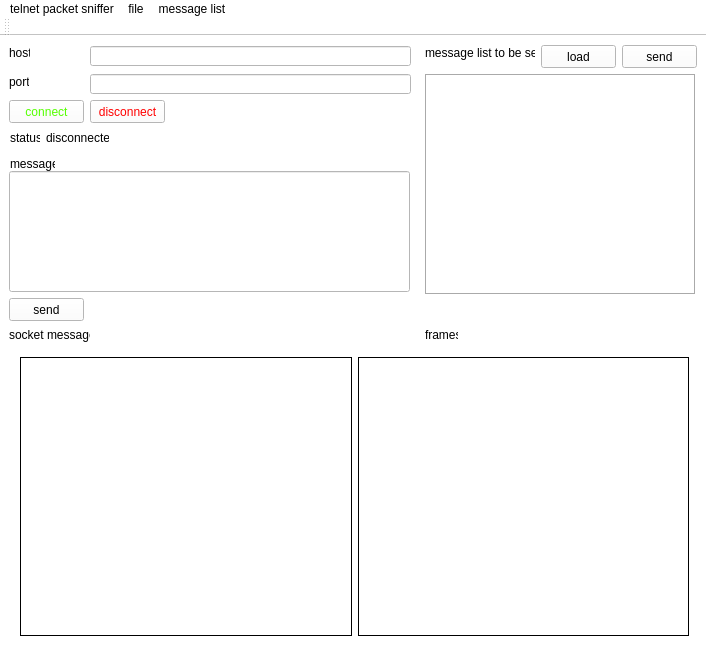
First picture: the form in telnetPacketSniffer/mainwindow.ui, repository cf16/qt, before the edit.
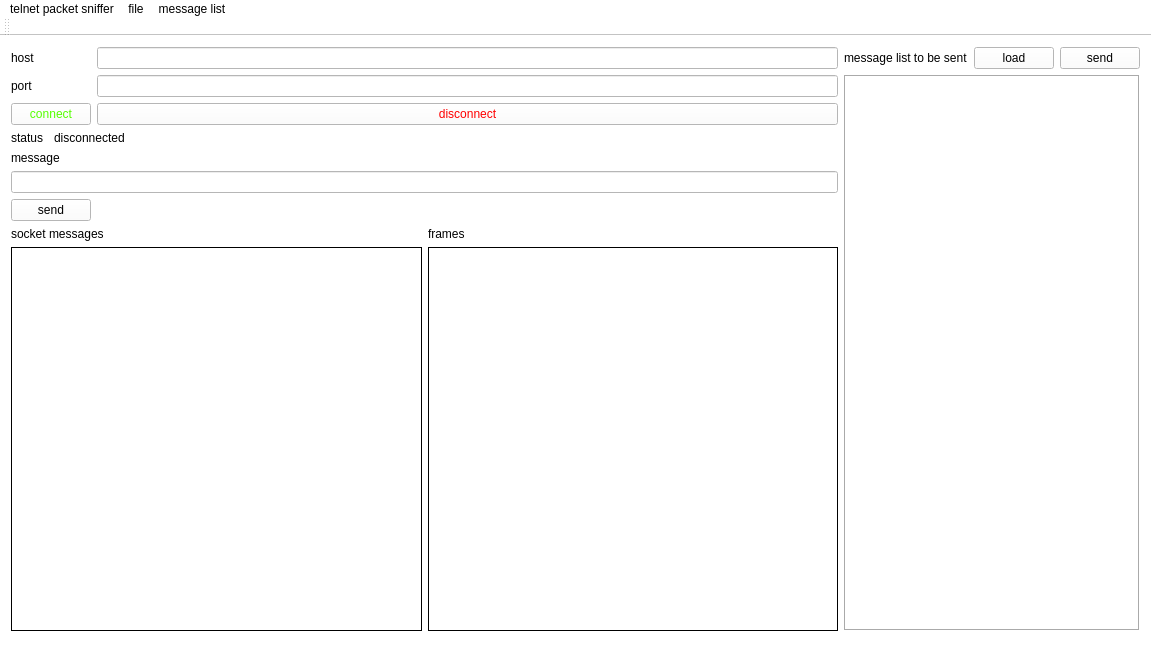
Second picture: the form after the edit.

Diff of the .ui file:
```diff
--- a/telnetPacketSniffer/mainwindow.ui
+++ b/telnetPacketSniffer/mainwindow.ui
@@ -6,10 +6,16 @@
    <rect>
     <x>0</x>
     <y>0</y>
-    <width>706</width>
+    <width>1151</width>
     <height>664</height>
    </rect>
   </property>
+  <property name="sizePolicy">
+   <sizepolicy hsizetype="Expanding" vsizetype="Expanding">
+    <horstretch>0</horstretch>
+    <verstretch>0</verstretch>
+   </sizepolicy>
+  </property>
   <property name="windowTitle">
    <string>MainWindow</string>
   </property>
@@ -17,309 +23,222 @@
    <string notr="true">background-color: rgb(255, 255, 255);</string>
   </property>
   <widget class="QWidget" name="centralWidget">
-   <widget class="QLineEdit" name="hostLineEdit">
-    <property name="geometry">
-     <rect>
-      <x>90</x>
-      <y>10</y>
-      <width>321</width>
-      <height>20</height>
-     </rect>
-    </property>
-   </widget>
-   <widget class="QLineEdit" name="portLineEdit">
-    <property name="geometry">
-     <rect>
-      <x>90</x>
-      <y>38</y>
-      <width>321</width>
-      <height>20</height>
-     </rect>
-    </property>
-   </widget>
-   <widget class="QLabel" name="hostLabel">
-    <property name="geometry">
-     <rect>
-      <x>9</x>
-      <y>9</y>
-      <width>21</width>
-      <height>16</height>
-     </rect>
-    </property>
-    <property name="styleSheet">
-     <string notr="true"/>
-    </property>
-    <property name="text">
-     <string>host</string>
-    </property>
-   </widget>
-   <widget class="QLabel" name="portLabel">
-    <property name="geometry">
-     <rect>
-      <x>9</x>
-      <y>38</y>
-      <width>20</width>
-      <height>16</height>
-     </rect>
-    </property>
-    <property name="styleSheet">
-     <string notr="true"/>
-    </property>
-    <property name="text">
-     <string>&lt;html&gt;&lt;head/&gt;&lt;body&gt;&lt;p&gt;port&lt;/p&gt;&lt;/body&gt;&lt;/html&gt;</string>
-    </property>
-   </widget>
-   <widget class="QLabel" name="socketMessagesLabel">
-    <property name="geometry">
-     <rect>
-      <x>9</x>
-      <y>291</y>
-      <width>81</width>
-      <height>16</height>
-     </rect>
-    </property>
-    <property name="styleSheet">
-     <string notr="true"/>
-    </property>
-    <property name="text">
-     <string>socket messages</string>
-    </property>
-   </widget>
-   <widget class="QLabel" name="framesLabel">
-    <property name="geometry">
-     <rect>
-      <x>425</x>
-      <y>291</y>
-      <width>33</width>
-      <height>16</height>
-     </rect>
-    </property>
-    <property name="styleSheet">
-     <string notr="true"/>
-    </property>
-    <property name="text">
-     <string>frames</string>
-    </property>
-   </widget>
-   <widget class="QPushButton" name="connectButton">
-    <property name="geometry">
-     <rect>
-      <x>9</x>
-      <y>64</y>
-      <width>75</width>
-      <height>23</height>
-     </rect>
-    </property>
-    <property name="styleSheet">
-     <string notr="true">color: rgb(85, 255, 0);</string>
-    </property>
-    <property name="text">
-     <string>connect</string>
-    </property>
-   </widget>
-   <widget class="QPushButton" name="disconnectButton">
-    <property name="geometry">
-     <rect>
-      <x>90</x>
-      <y>64</y>
-      <width>75</width>
-      <height>23</height>
-     </rect>
-    </property>
-    <property name="styleSheet">
-     <string notr="true">color: rgb(255, 0, 0);</string>
-    </property>
-    <property name="text">
-     <string>disconnect</string>
-    </property>
-   </widget>
-   <widget class="QPlainTextEdit" name="listPlainTextEdit">
-    <property name="geometry">
-     <rect>
-      <x>425</x>
-      <y>38</y>
-      <width>271</width>
-      <height>221</height>
-     </rect>
-    </property>
-    <property name="styleSheet">
-     <string notr="true">background-color: rgb(255, 255, 255);</string>
-    </property>
-    <property name="frameShape">
-     <enum>QFrame::Box</enum>
-    </property>
-    <property name="lineWidth">
-     <number>1</number>
-    </property>
-   </widget>
-   <widget class="QLabel" name="msgListLabel">
-    <property name="geometry">
-     <rect>
-      <x>425</x>
-      <y>9</y>
-      <width>110</width>
-      <height>16</height>
-     </rect>
-    </property>
-    <property name="styleSheet">
-     <string notr="true"/>
-    </property>
-    <property name="text">
-     <string>message list to be sent</string>
-    </property>
-   </widget>
-   <widget class="QPushButton" name="loadListMsgButton">
-    <property name="geometry">
-     <rect>
-      <x>541</x>
-      <y>9</y>
-      <width>75</width>
-      <height>23</height>
-     </rect>
-    </property>
-    <property name="text">
-     <string>load</string>
-    </property>
-   </widget>
-   <widget class="QWidget" name="layoutWidget">
-    <property name="geometry">
-     <rect>
-      <x>9</x>
-      <y>310</y>
-      <width>691</width>
-      <height>301</height>
-     </rect>
-    </property>
-    <layout class="QHBoxLayout" name="horizontalLayout">
-     <item>
-      <widget class="QPlainTextEdit" name="msgsPlainTextEdit">
-       <property name="sizePolicy">
-        <sizepolicy hsizetype="Expanding" vsizetype="Expanding">
-         <horstretch>3</horstretch>
-         <verstretch>0</verstretch>
-        </sizepolicy>
-       </property>
-       <property name="styleSheet">
-        <string notr="true"/>
-       </property>
-       <property name="frameShape">
-        <enum>QFrame::Box</enum>
-       </property>
-       <property name="frameShadow">
-        <enum>QFrame::Plain</enum>
-       </property>
-      </widget>
-     </item>
-     <item>
-      <widget class="QPlainTextEdit" name="framesPlainTextEdit">
-       <property name="sizePolicy">
-        <sizepolicy hsizetype="Expanding" vsizetype="Expanding">
-         <horstretch>3</horstretch>
-         <verstretch>0</verstretch>
-        </sizepolicy>
-       </property>
-       <property name="styleSheet">
-        <string notr="true"/>
-       </property>
-       <property name="frameShape">
-        <enum>QFrame::Box</enum>
-       </property>
-       <property name="frameShadow">
-        <enum>QFrame::Plain</enum>
-       </property>
-       <property name="backgroundVisible">
-        <bool>false</bool>
-       </property>
-      </widget>
-     </item>
-    </layout>
-   </widget>
-   <widget class="QLabel" name="msgLabel">
-    <property name="geometry">
-     <rect>
-      <x>10</x>
-      <y>120</y>
-      <width>45</width>
-      <height>16</height>
-     </rect>
-    </property>
-    <property name="text">
-     <string>message </string>
-    </property>
-   </widget>
-   <widget class="QLineEdit" name="msgLineEdit">
-    <property name="geometry">
-     <rect>
-      <x>9</x>
-      <y>135</y>
-      <width>401</width>
-      <height>121</height>
-     </rect>
-    </property>
-   </widget>
-   <widget class="QPushButton" name="sendMsgButton">
-    <property name="geometry">
-     <rect>
-      <x>9</x>
-      <y>262</y>
-      <width>75</width>
-      <height>23</height>
-     </rect>
-    </property>
-    <property name="text">
-     <string>send</string>
-    </property>
-   </widget>
-   <widget class="QPushButton" name="sendMsgListButton">
-    <property name="geometry">
-     <rect>
-      <x>622</x>
-      <y>9</y>
-      <width>75</width>
-      <height>23</height>
-     </rect>
-    </property>
-    <property name="text">
-     <string>send</string>
-    </property>
-   </widget>
-   <widget class="QLabel" name="statusLabel">
-    <property name="geometry">
-     <rect>
-      <x>10</x>
-      <y>94</y>
-      <width>30</width>
-      <height>16</height>
-     </rect>
-    </property>
-    <property name="styleSheet">
-     <string notr="true"/>
-    </property>
-    <property name="text">
-     <string>status</string>
-    </property>
-   </widget>
-   <widget class="QLabel" name="statusStateLabel">
-    <property name="geometry">
-     <rect>
-      <x>46</x>
-      <y>94</y>
-      <width>63</width>
-      <height>16</height>
-     </rect>
-    </property>
-    <property name="text">
-     <string>disconnected</string>
-    </property>
-   </widget>
+   <layout class="QGridLayout" name="gridLayout_3">
+    <item row="0" column="0">
+     <widget class="QLabel" name="hostLabel">
+      <property name="styleSheet">
+       <string notr="true"/>
+      </property>
+      <property name="text">
+       <string>host</string>
+      </property>
+     </widget>
+    </item>
+    <item row="0" column="2">
+     <widget class="QLineEdit" name="hostLineEdit"/>
+    </item>
+    <item row="0" column="3" rowspan="8">
+     <layout class="QGridLayout" name="gridLayout_2">
+      <item row="0" column="0">
+       <widget class="QLabel" name="msgListLabel">
+        <property name="styleSheet">
+         <string notr="true"/>
+        </property>
+        <property name="text">
+         <string>message list to be sent</string>
+        </property>
+       </widget>
+      </item>
+      <item row="0" column="1">
+       <widget class="QPushButton" name="loadListMsgButton">
+        <property name="text">
+         <string>load</string>
+        </property>
+       </widget>
+      </item>
+      <item row="0" column="2">
+       <widget class="QPushButton" name="sendMsgListButton">
+        <property name="text">
+         <string>send</string>
+        </property>
+       </widget>
+      </item>
+      <item row="1" column="0" colspan="3">
+       <widget class="QPlainTextEdit" name="listPlainTextEdit">
+        <property name="styleSheet">
+         <string notr="true">background-color: rgb(255, 255, 255);</string>
+        </property>
+        <property name="frameShape">
+         <enum>QFrame::Box</enum>
+        </property>
+        <property name="lineWidth">
+         <number>1</number>
+        </property>
+       </widget>
+      </item>
+     </layout>
+    </item>
+    <item row="1" column="0">
+     <widget class="QLabel" name="portLabel">
+      <property name="styleSheet">
+       <string notr="true"/>
+      </property>
+      <property name="text">
+       <string>&lt;html&gt;&lt;head/&gt;&lt;body&gt;&lt;p&gt;port&lt;/p&gt;&lt;/body&gt;&lt;/html&gt;</string>
+      </property>
+     </widget>
+    </item>
+    <item row="1" column="2">
+     <widget class="QLineEdit" name="portLineEdit"/>
+    </item>
+    <item row="2" column="0" colspan="2">
+     <widget class="QPushButton" name="connectButton">
+      <property name="styleSheet">
+       <string notr="true">color: rgb(85, 255, 0);</string>
+      </property>
+      <property name="text">
+       <string>connect</string>
+      </property>
+     </widget>
+    </item>
+    <item row="2" column="2">
+     <widget class="QPushButton" name="disconnectButton">
+      <property name="styleSheet">
+       <string notr="true">color: rgb(255, 0, 0);</string>
+      </property>
+      <property name="text">
+       <string>disconnect</string>
+      </property>
+     </widget>
+    </item>
+    <item row="3" column="0">
+     <widget class="QLabel" name="statusLabel">
+      <property name="styleSheet">
+       <string notr="true"/>
+      </property>
+      <property name="text">
+       <string>status</string>
+      </property>
+     </widget>
+    </item>
+    <item row="3" column="1" colspan="2">
+     <widget class="QLabel" name="statusStateLabel">
+      <property name="text">
+       <string>disconnected</string>
+      </property>
+     </widget>
+    </item>
+    <item row="4" column="0" colspan="2">
+     <widget class="QLabel" name="msgLabel">
+      <property name="text">
+       <string>message </string>
+      </property>
+     </widget>
+    </item>
+    <item row="5" column="0" colspan="3">
+     <widget class="QLineEdit" name="msgLineEdit"/>
+    </item>
+    <item row="6" column="0" colspan="2">
+     <widget class="QPushButton" name="sendMsgButton">
+      <property name="text">
+       <string>send</string>
+      </property>
+     </widget>
+    </item>
+    <item row="7" column="0" colspan="3">
+     <layout class="QGridLayout" name="gridLayout">
+      <item row="0" column="0">
+       <widget class="QLabel" name="socketMessagesLabel">
+        <property name="styleSheet">
+         <string notr="true"/>
+        </property>
+        <property name="text">
+         <string>socket messages</string>
+        </property>
+       </widget>
+      </item>
+      <item row="0" column="1">
+       <widget class="QLabel" name="framesLabel">
+        <property name="styleSheet">
+         <string notr="true"/>
+        </property>
+        <property name="text">
+         <string>frames</string>
+        </property>
+       </widget>
+      </item>
+      <item row="1" column="0">
+       <widget class="QPlainTextEdit" name="msgsPlainTextEdit">
+        <property name="sizePolicy">
+         <sizepolicy hsizetype="Expanding" vsizetype="Expanding">
+          <horstretch>5</horstretch>
+          <verstretch>0</verstretch>
+         </sizepolicy>
+        </property>
+        <property name="styleSheet">
+         <string notr="true"/>
+        </property>
+        <property name="frameShape">
+         <enum>QFrame::Box</enum>
+        </property>
+        <property name="frameShadow">
+         <enum>QFrame::Plain</enum>
+        </property>
+       </widget>
+      </item>
+      <item row="1" column="1">
+       <widget class="QPlainTextEdit" name="framesPlainTextEdit">
+        <property name="sizePolicy">
+         <sizepolicy hsizetype="Expanding" vsizetype="Expanding">
+          <horstretch>5</horstretch>
+          <verstretch>0</verstretch>
+         </sizepolicy>
+        </property>
+        <property name="styleSheet">
+         <string notr="true"/>
+        </property>
+        <property name="frameShape">
+         <enum>QFrame::Box</enum>
+        </property>
+        <property name="frameShadow">
+         <enum>QFrame::Plain</enum>
+        </property>
+        <property name="backgroundVisible">
+         <bool>false</bool>
+        </property>
+       </widget>
+      </item>
+     </layout>
+    </item>
+   </layout>
+   <zorder>hostLineEdit</zorder>
+   <zorder>portLineEdit</zorder>
+   <zorder>hostLabel</zorder>
+   <zorder>portLabel</zorder>
+   <zorder>socketMessagesLabel</zorder>
+   <zorder>framesLabel</zorder>
+   <zorder>connectButton</zorder>
+   <zorder>disconnectButton</zorder>
+   <zorder>listPlainTextEdit</zorder>
+   <zorder>layoutWidget</zorder>
+   <zorder>msgLabel</zorder>
+   <zorder>msgLineEdit</zorder>
+   <zorder>sendMsgButton</zorder>
+   <zorder>statusLabel</zorder>
+   <zorder>statusStateLabel</zorder>
+   <zorder>framesPlainTextEdit</zorder>
+   <zorder>framesPlainTextEdit</zorder>
+   <zorder>msgListLabel</zorder>
+   <zorder>loadListMsgButton</zorder>
+   <zorder>sendMsgListButton</zorder>
   </widget>
   <widget class="QMenuBar" name="menuBar">
    <property name="geometry">
     <rect>
      <x>0</x>
      <y>0</y>
-     <width>706</width>
-     <height>21</height>
+     <width>1151</width>
+     <height>25</height>
     </rect>
    </property>
    <widget class="QMenu" name="menuTelnet_packet_sniffer">
```
